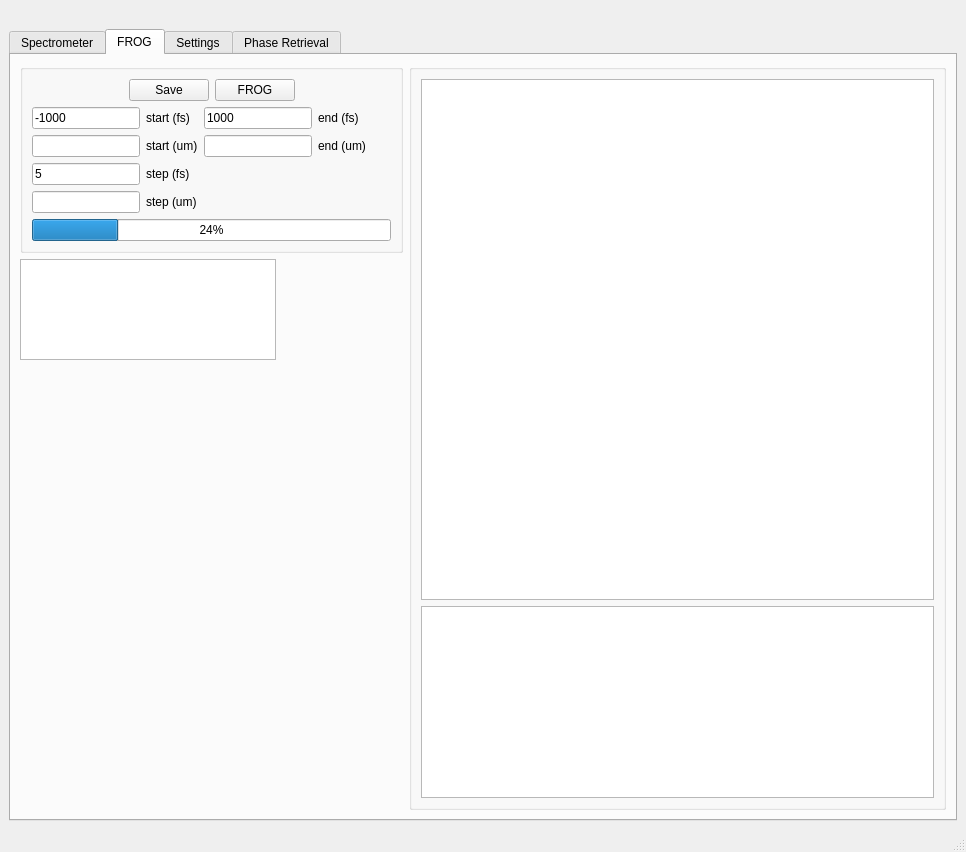
The window that qt_designer/form.ui (peter-chang62/Chi-3-FROG) describes before a commit, drawn with Qt 5.
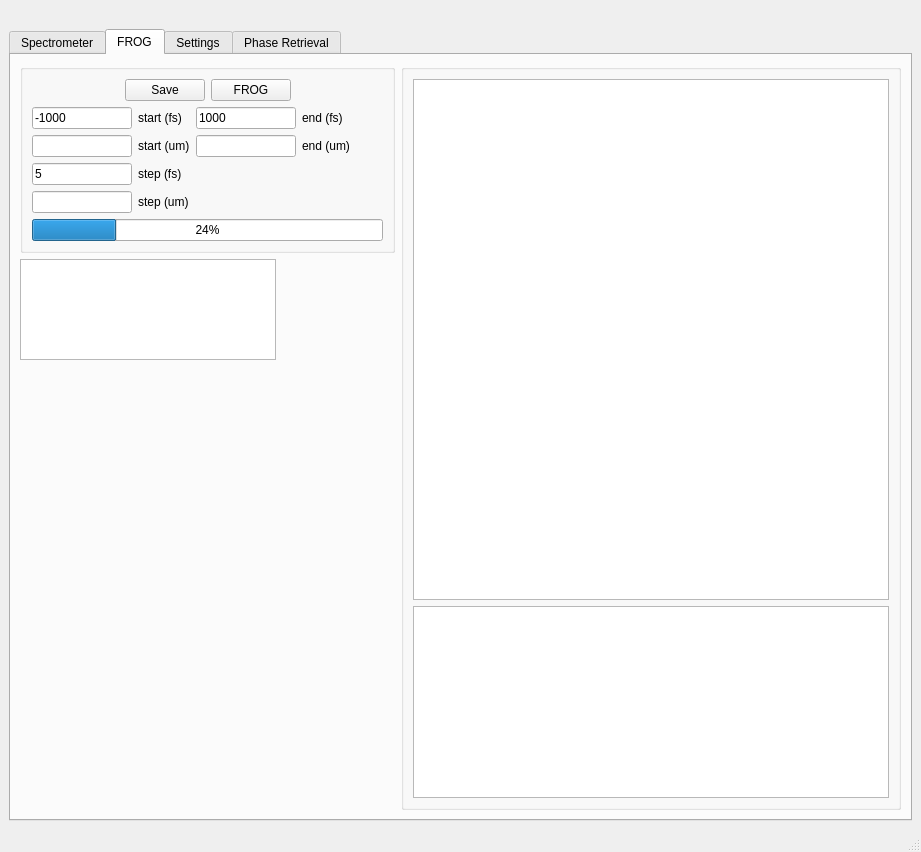
The same window after the commit. The open tabs and pages were chosen to show the change. Icons and pictures are not drawn. Custom widgets are drawn as their Qt base class.

Patch:
```diff
--- a/qt_designer/form.ui
+++ b/qt_designer/form.ui
@@ -6,7 +6,7 @@
    <rect>
     <x>0</x>
     <y>0</y>
-    <width>966</width>
+    <width>921</width>
     <height>852</height>
    </rect>
   </property>
@@ -441,6 +441,12 @@
                    <verstretch>0</verstretch>
                   </sizepolicy>
                  </property>
+                 <property name="maximumSize">
+                  <size>
+                   <width>100</width>
+                   <height>16777215</height>
+                  </size>
+                 </property>
                  <property name="text">
                   <string>-1000</string>
                  </property>
@@ -461,6 +467,12 @@
                    <verstretch>0</verstretch>
                   </sizepolicy>
                  </property>
+                 <property name="maximumSize">
+                  <size>
+                   <width>100</width>
+                   <height>16777215</height>
+                  </size>
+                 </property>
                 </widget>
                </item>
                <item row="1" column="1">
@@ -478,6 +490,12 @@
                    <verstretch>0</verstretch>
                   </sizepolicy>
                  </property>
+                 <property name="maximumSize">
+                  <size>
+                   <width>100</width>
+                   <height>16777215</height>
+                  </size>
+                 </property>
                  <property name="text">
                   <string>5</string>
                  </property>
@@ -498,6 +516,12 @@
                    <verstretch>0</verstretch>
                   </sizepolicy>
                  </property>
+                 <property name="maximumSize">
+                  <size>
+                   <width>100</width>
+                   <height>16777215</height>
+                  </size>
+                 </property>
                 </widget>
                </item>
                <item row="3" column="1">
@@ -519,6 +543,12 @@
                    <verstretch>0</verstretch>
                   </sizepolicy>
                  </property>
+                 <property name="maximumSize">
+                  <size>
+                   <width>100</width>
+                   <height>16777215</height>
+                  </size>
+                 </property>
                  <property name="text">
                   <string>1000</string>
                  </property>
@@ -539,6 +569,12 @@
                    <verstretch>0</verstretch>
                   </sizepolicy>
                  </property>
+                 <property name="maximumSize">
+                  <size>
+                   <width>100</width>
+                   <height>16777215</height>
+                  </size>
+                 </property>
                 </widget>
                </item>
                <item row="1" column="1">
```
